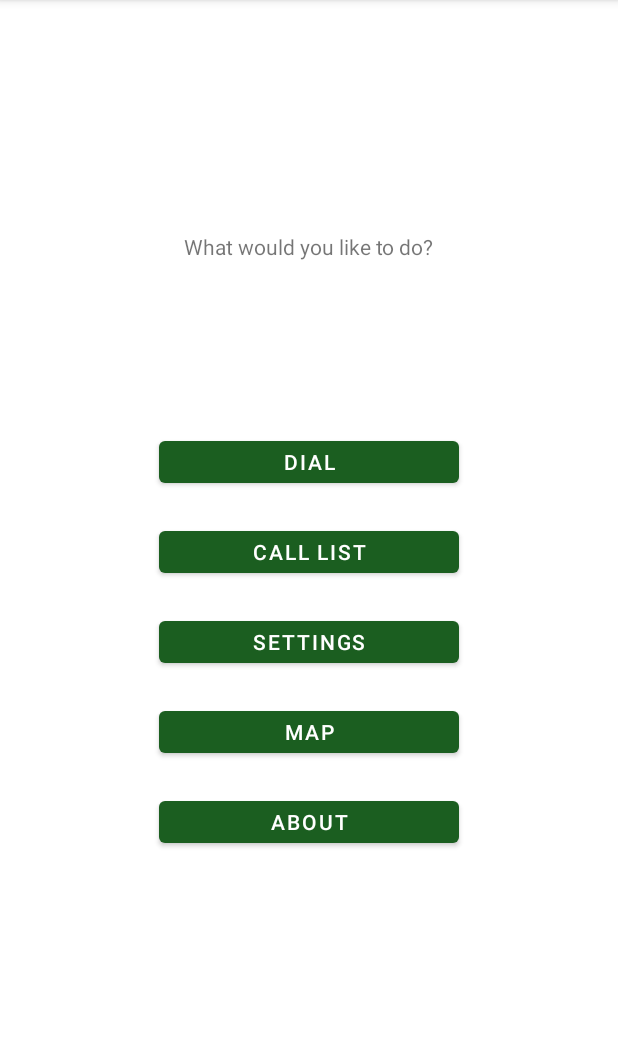
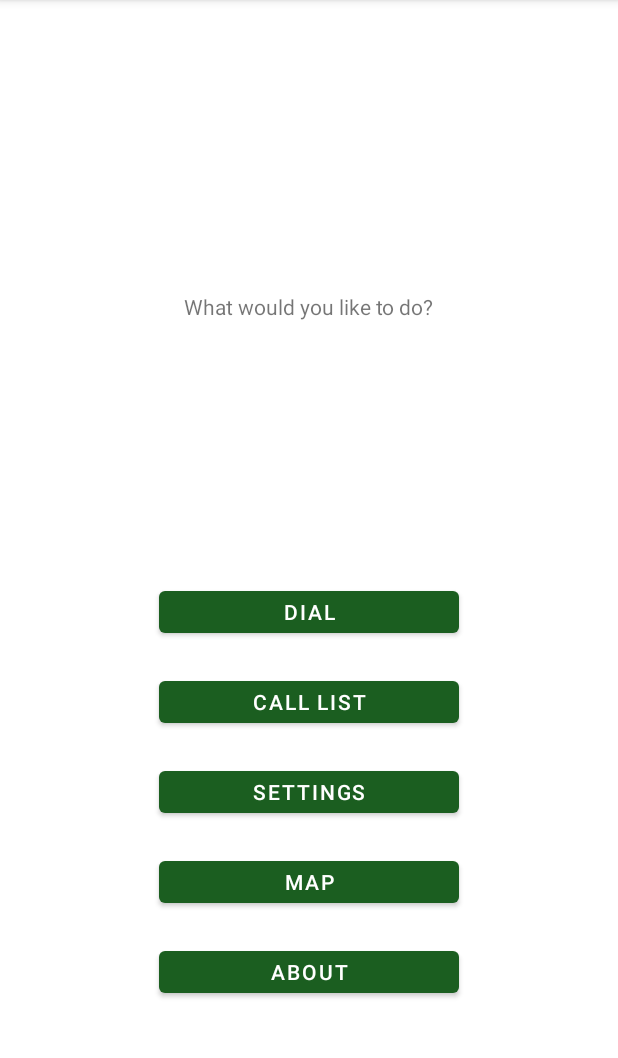
Before and after one commit to MarcusRoos/AndroidJava, an Android app: the screen it shows after launch (MainActivity), on a phone screen of 412 x 824 dp, the part 84-1142 px from its top. Run offline under Robolectric (Android 15) with nearby library versions, the phone set to English and light mode, and no system bars.

Commit message:
Assignment 2 done, branching.

```diff
--- a/app/src/main/AndroidManifest.xml
+++ b/app/src/main/AndroidManifest.xml
@@ -22,7 +22,7 @@
 
         <activity
             android:name=".MapsActivity"
-            android:label="@string/title_activity_maps"
+            android:label="@string/app_name"
             android:parentActivityName=".MainActivity">
             <meta-data
                 android:name="android.support.PARENT_ACTIVITY"
@@ -36,7 +36,7 @@
         </activity>
         <activity
             android:name=".SettingsActivity"
-            android:label="@string/title_activity_settings"
+            android:label="@string/app_name"
             android:parentActivityName=".MainActivity">
             <meta-data
                 android:name="android.support.PARENT_ACTIVITY"
--- a/app/src/main/java/se/miun/maro1904/dt031/dialer/MapsActivity.java
+++ b/app/src/main/java/se/miun/maro1904/dt031/dialer/MapsActivity.java
@@ -1,5 +1,6 @@
 package se.miun.maro1904.dt031.dialer;
 
+import androidx.appcompat.app.AppCompatActivity;
 import androidx.fragment.app.FragmentActivity;
 
 import android.os.Bundle;
@@ -11,7 +12,7 @@ import com.google.android.gms.maps.SupportMapFragment;
 import com.google.android.gms.maps.model.LatLng;
 import com.google.android.gms.maps.model.MarkerOptions;
 
-public class MapsActivity extends FragmentActivity implements OnMapReadyCallback {
+public class MapsActivity extends AppCompatActivity  implements OnMapReadyCallback {
 
     private GoogleMap mMap;
 
--- a/app/src/main/res/layout/activity_main.xml
+++ b/app/src/main/res/layout/activity_main.xml
@@ -10,7 +10,7 @@
         android:id="@+id/aboutbutton"
         android:layout_width="200dp"
         android:layout_height="40dp"
-        android:layout_marginBottom="200dp"
+        android:layout_marginBottom="100dp"
         android:onClick="aboutButton"
         android:text="@string/about"
         app:layout_constraintBottom_toBottomOf="parent"
@@ -33,6 +33,7 @@
         android:layout_width="wrap_content"
         android:layout_height="wrap_content"
         android:layout_marginTop="40dp"
+        android:layout_marginBottom="20dp"
         android:text="@string/what_would_you_like_to_do"
         app:layout_constraintBottom_toTopOf="@+id/dialbutton"
         app:layout_constraintEnd_toEndOf="parent"
```
